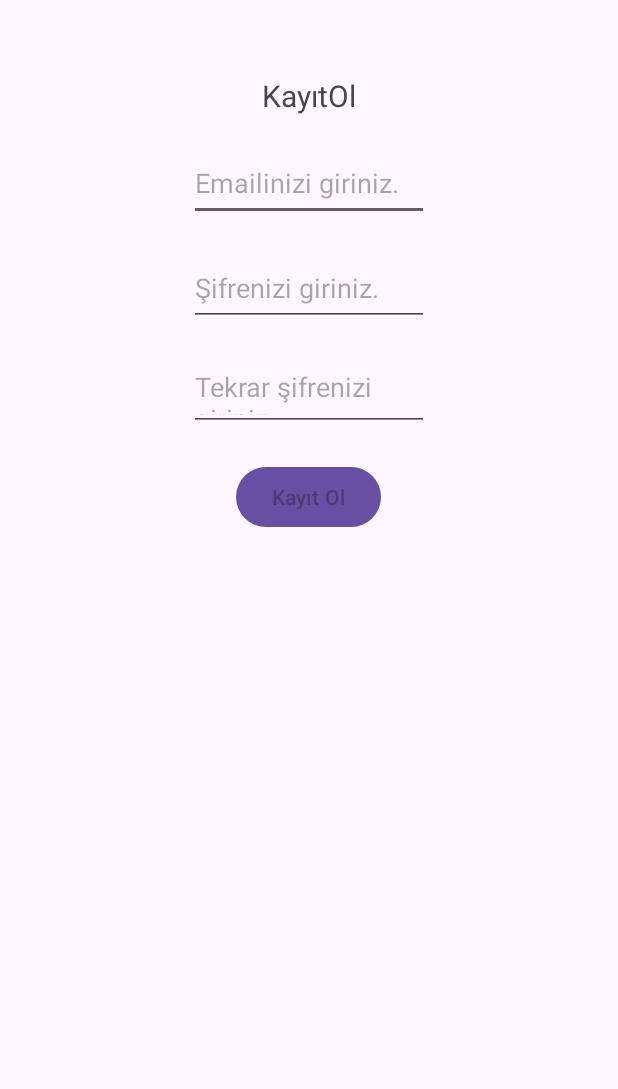
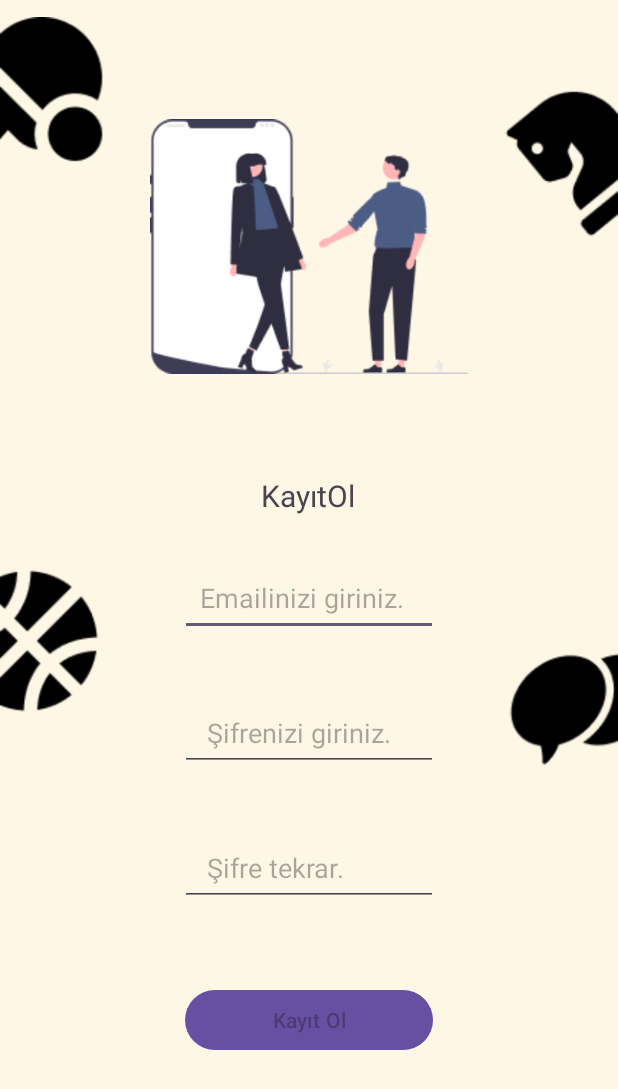
Before and after one commit to HobbyATM/HobbyApp, an Android app: the SignUpActivity screen opened directly, with no data from a screen before it, on a phone screen of 412 x 824 dp. Shown: the top 1089 px of the screen. Run offline under Robolectric (Android 15) with nearby library versions, the phone set to English and light mode, and no system bars; our stand-ins replace Firebase (no records; nobody signed in at launch, a user with empty details on screens opened directly).

Commit message:
login_ui

```diff
--- a/app/src/main/res/layout/activity_sign_up.xml
+++ b/app/src/main/res/layout/activity_sign_up.xml
@@ -1,5 +1,7 @@
 <?xml version="1.0" encoding="utf-8"?>
-<LinearLayout xmlns:android="http://schemas.android.com/apk/res/android"
+<RelativeLayout
+    android:background="#fff7e6"
+    xmlns:android="http://schemas.android.com/apk/res/android"
     xmlns:app="http://schemas.android.com/apk/res-auto"
     xmlns:tools="http://schemas.android.com/tools"
     android:id="@+id/main"
@@ -12,54 +14,99 @@
     <TextView
         android:layout_width="wrap_content"
         android:layout_height="wrap_content"
+        android:layout_alignParentStart="true"
+        android:layout_alignParentEnd="true"
+        android:layout_alignParentBottom="true"
+        android:layout_gravity="center"
+        android:layout_marginStart="174dp"
+        android:layout_marginTop="50dp"
+        android:layout_marginEnd="174dp"
+        android:layout_marginBottom="480dp"
         android:text="KayıtOl"
-        android:layout_marginTop="50dp"
-        android:textSize="20sp"
-        android:layout_gravity="center"
-        >
+        android:textSize="20sp">
 
     </TextView>
 
     <EditText
+        android:id="@+id/emailtext"
         android:layout_width="160dp"
         android:layout_height="50dp"
+        android:layout_alignParentStart="true"
+        android:layout_alignParentEnd="true"
+        android:layout_alignParentBottom="true"
+        android:layout_gravity="center"
+        android:layout_marginStart="120dp"
         android:layout_marginTop="20dp"
-        android:id="@+id/emailtext"
-        android:hint="Emailinizi giriniz."
-        android:layout_gravity="center"
-        >
-    </EditText>
+        android:layout_marginEnd="120dp"
+        android:layout_marginBottom="400dp"
+        android:hint="  Emailinizi giriniz."
+
+        />
 
     <EditText
+        android:id="@+id/passwordtext"
         android:layout_width="160dp"
         android:layout_height="50dp"
+        android:layout_alignParentStart="true"
+        android:layout_alignParentEnd="true"
+        android:layout_alignParentBottom="true"
+        android:layout_gravity="center"
+        android:layout_marginStart="120dp"
         android:layout_marginTop="20dp"
-        android:id="@+id/passwordtext"
-        android:hint="Şifrenizi giriniz."
-        android:layout_gravity="center"
-        >
-    </EditText>
+        android:layout_marginEnd="120dp"
+        android:layout_marginBottom="310dp"
+        android:hint="   Şifrenizi giriniz."
+       />
 
     <EditText
+        android:id="@+id/passwordrepaettext"
         android:layout_width="160dp"
         android:layout_height="50dp"
+        android:layout_alignParentStart="true"
+        android:layout_alignParentEnd="true"
+        android:layout_alignParentBottom="true"
+        android:layout_gravity="center"
+        android:layout_marginStart="120dp"
         android:layout_marginTop="20dp"
-        android:id="@+id/passwordrepaettext"
-        android:hint="Tekrar şifrenizi giriniz."
+        android:layout_marginEnd="120dp"
+        android:layout_marginBottom="220dp"
+        android:hint="   Şifre tekrar."
+        />
+    <Button
+        android:id="@+id/signupbutton"
+        android:layout_width="match_parent"
+        android:layout_height="wrap_content"
+        android:layout_alignParentStart="true"
+        android:layout_alignParentEnd="true"
+        android:layout_alignParentBottom="true"
         android:layout_gravity="center"
+        android:layout_marginStart="123dp"
+        android:layout_marginTop="20dp"
+        android:layout_marginEnd="123dp"
+        android:layout_marginBottom="120dp"
+        android:hint="Kayıt Ol"
         >
-    </EditText>
+    </Button>
 
-    <Button
+    <ImageView
+        android:id="@+id/imageView3"
+        android:layout_width="212dp"
+        android:layout_height="186dp"
+        android:layout_alignParentStart="true"
+        android:layout_alignParentTop="true"
+        android:layout_alignParentEnd="true"
+        android:layout_alignParentBottom="true"
+        android:layout_marginStart="100dp"
+        android:layout_marginTop="30dp"
+        android:layout_marginEnd="100dp"
+        android:layout_marginBottom="525dp"
+        app:srcCompat="@drawable/kullanici_giris_element" />
+
+    <ImageView
+        android:id="@+id/imageView4"
         android:layout_width="wrap_content"
         android:layout_height="wrap_content"
-        android:hint="Kayıt Ol"
-        android:layout_marginTop="20dp"
-        android:layout_gravity="center"
-        android:id="@+id/signupbutton"
-        >
-
-    </Button>
+        app:srcCompat="@drawable/background_elements" />
 
 
-</LinearLayout>
+</RelativeLayout>
```
Also changed, not shown: app/src/main/res/layout/activity_signin.xml (+76 -37 lines), app/src/main/res/drawable/background_elements.png (added), app/src/main/res/drawable/kullanici_adi_text_view.png (added), app/src/main/res/drawable/kullanici_giris_element.png (added), app/src/main/res/drawable/sign_in_element.png (added).
